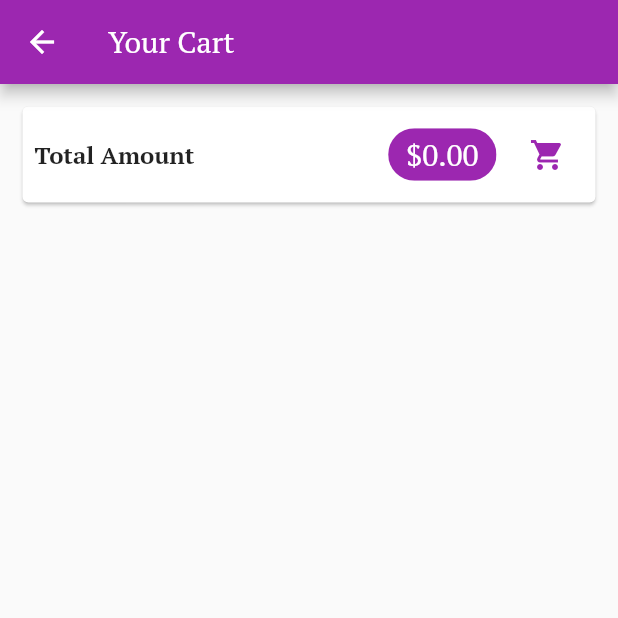
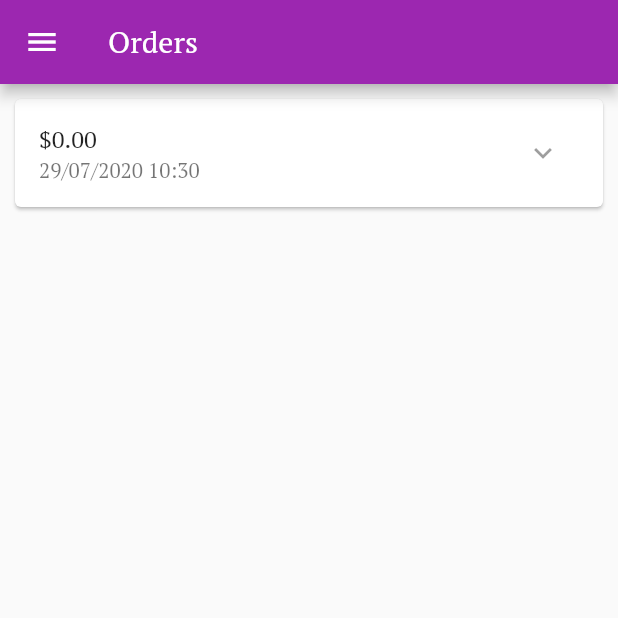
Before and after one commit to daninikkhah/shop_app, a Flutter app: the CartScreen screen opened by its route, after a tap on the "shopping cart" icon, on a phone screen of 412 x 824 dp, the top half of it. Run offline on Flutter 3.47's test engine with Material 2 defaults, Android fonts, the phone set to English and light mode, and no system bars; our stand-ins replace google_fonts; network calls fail.

Commit message:
OrdersScreen added OrderCart widget added AppDrawer added drawer added to ProductOverview , OrdersScreen

```diff
--- a/lib/main.dart
+++ b/lib/main.dart
@@ -8,6 +8,7 @@ import './screens/product_detail_screen.dart';
 import './providers/products_provider.dart';
 import './screens/cart_screen.dart';
 import './providers/orders.dart';
+import './screens/orders_screen.dart';
 
 void main() => runApp(MyApp());
 
@@ -36,10 +37,13 @@ class MyApp extends StatelessWidget {
           ),
         ),
         routes: {
+          ProductOverviewScreen.route: (context) => ProductOverviewScreen(),
           ProductDetailScreen.route: (context) => ProductDetailScreen(),
           CartScreen.route: (context) => CartScreen(),
+          OrdersScreen.route: (context) => OrdersScreen(),
         },
         home: ProductOverviewScreen(),
+        //onUnknownRoute: (_)=>  ProductOverviewScreen(),
       ),
     );
   }
--- a/lib/providers/orders.dart
+++ b/lib/providers/orders.dart
@@ -7,7 +7,7 @@ class Orders with ChangeNotifier {
   List<OrderItem> _orders = [];
   List<OrderItem> get orders => [..._orders];
   void addOrder({List<CartItem> items, double totalAmount}) {
-    orders.add(OrderItem(
+    _orders.add(OrderItem(
         id: DateTime.now().toString(),
         products: items,
         amount: totalAmount,
--- a/lib/screens/cart_screen.dart
+++ b/lib/screens/cart_screen.dart
@@ -3,6 +3,7 @@ import 'package:provider/provider.dart';
 import '../providers/cart.dart';
 import '../widgets/cart_card.dart';
 import '../providers/orders.dart';
+import './orders_screen.dart';
 
 class CartScreen extends StatelessWidget {
   static const String route = 'shop_app/screens/cart_screen.dart';
@@ -51,6 +52,7 @@ class CartScreen extends StatelessWidget {
                         orders.addOrder(
                             items: cart.items, totalAmount: cart.totalAmount);
                         cart.clear();
+                        Navigator.of(context).pushNamed(OrdersScreen.route);
                       })
                 ],
               ),
--- /dev/null
+++ b/lib/screens/orders_screen.dart
@@ -0,0 +1,23 @@
+import 'package:flutter/material.dart';
+import 'package:provider/provider.dart';
+import '../providers/orders.dart';
+import '../widgets/order_card.dart';
+import './app_drawer.dart';
+
+class OrdersScreen extends StatelessWidget {
+  static const String route = 'shop_app/screens/orders_screen.dart';
+  @override
+  Widget build(BuildContext context) {
+    final Orders orders = Provider.of<Orders>(context);
+    return Scaffold(
+      drawer: AppDrawer(),
+      appBar: AppBar(
+        title: const Text('Orders'),
+      ),
+      body: ListView.builder(
+        itemCount: orders.orders.length,
+        itemBuilder: (context, i) => OrderCard(order: orders.orders[i]),
+      ),
+    );
+  }
+}
--- a/lib/screens/product_overview_screen.dart
+++ b/lib/screens/product_overview_screen.dart
@@ -4,10 +4,12 @@ import '../widgets/product_GridView.dart';
 import '../widgets/badge.dart';
 import '../providers/cart.dart';
 import './cart_screen.dart';
+import './app_drawer.dart';
 
 enum ProductFilter { all, favorites }
 
 class ProductOverviewScreen extends StatefulWidget {
+  static const String route = 'shop_app/screens/product_overview_screen.dart';
   @override
   _ProductOverviewScreenState createState() => _ProductOverviewScreenState();
 }
@@ -18,6 +20,7 @@ class _ProductOverviewScreenState extends State<ProductOverviewScreen> {
   Widget build(BuildContext context) {
     final Cart cart = Provider.of<Cart>(context, listen: false);
     return Scaffold(
+      drawer: AppDrawer(),
       appBar: AppBar(
         title: const Text('Outland Shop'),
         actions: [
--- /dev/null
+++ b/lib/widgets/order_card.dart
@@ -0,0 +1,20 @@
+import 'package:flutter/material.dart';
+import '../models/order_item.dart';
+import 'package:intl/intl.dart';
+
+class OrderCard extends StatelessWidget {
+  OrderCard({@required this.order});
+  final OrderItem order;
+  @override
+  Widget build(BuildContext context) {
+    print(order.id);
+    return Card(
+      margin: const EdgeInsets.all(10),
+      child: ListTile(
+        title: Text('\$${order.amount.toStringAsFixed(2)}'),
+        subtitle: Text(DateFormat('dd/MM/yyyy hh:mm').format(order.time)),
+        trailing: IconButton(icon: Icon(Icons.expand_more), onPressed: null),
+      ),
+    );
+  }
+}
--- a/pubspec.yaml
+++ b/pubspec.yaml
@@ -26,6 +26,7 @@ dependencies:
 
   provider: ^4.3.1
   google_fonts: ^1.1.0
+  intl: ^0.16.1
 
 
   # The following adds the Cupertino Icons font to your application.
```
Also changed, not shown: lib/screens/app_drawer.dart (added, +34 -0 lines), pubspec.lock.
